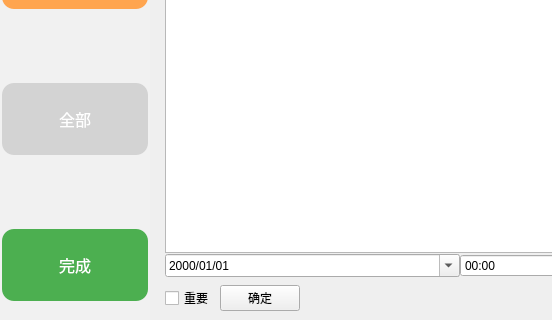
Qt form ui/todolist.ui (Younger-Chan/everyday) before a commit; both pictures show x 0 to 552 and y 540 to 860 of the 923 by 860 pixel window.
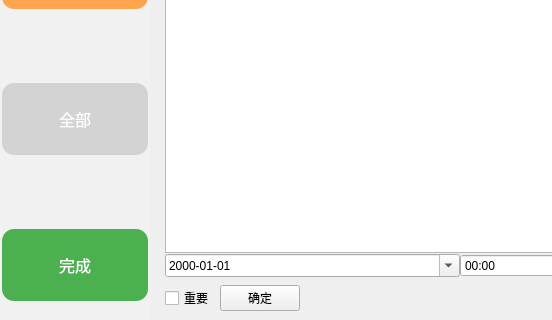
The same form after that commit.

```diff
--- a/ui/todolist.ui
+++ b/ui/todolist.ui
@@ -448,7 +448,7 @@
                  <item>
                   <widget class="QDateEdit" name="dateEdit">
                    <property name="displayFormat">
-                    <string>yyyy/MM/dd</string>
+                    <string>yyyy-MM-dd</string>
                    </property>
                    <property name="calendarPopup">
                     <bool>true</bool>
```
Left out of the diff: 4 changed lines with no effect on the pictures.
